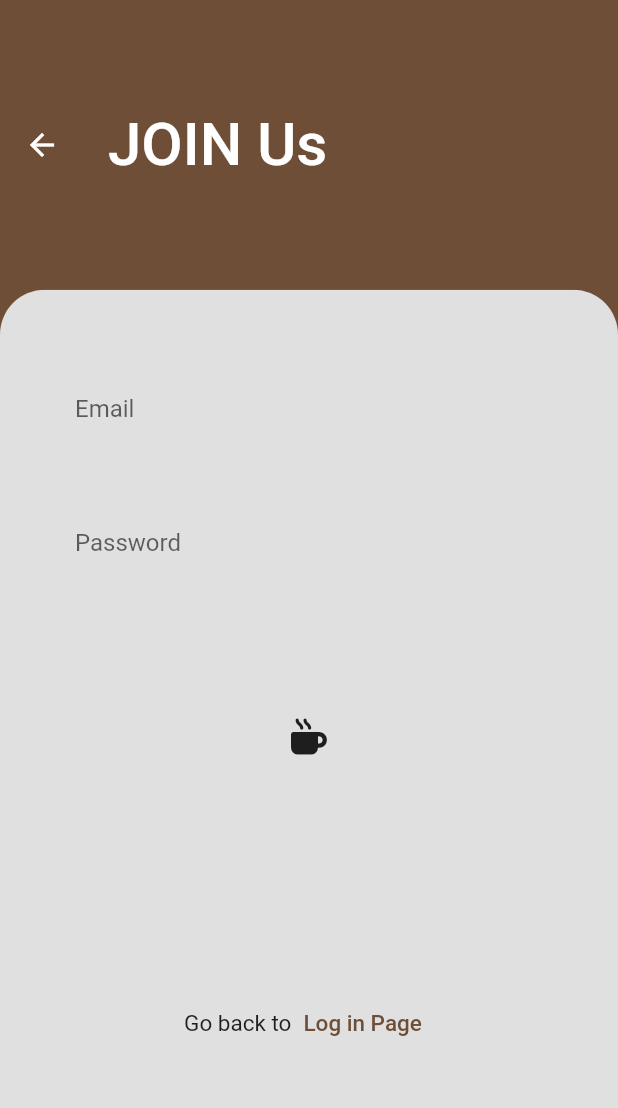
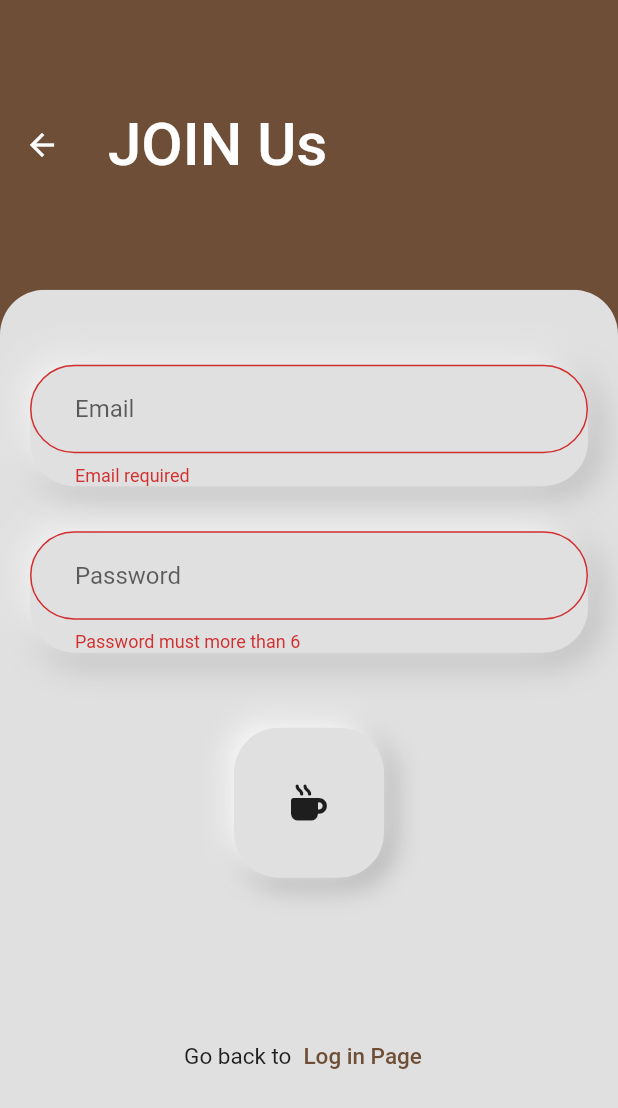
Before and after one commit to MyoThuKha/2022-workspace, a Flutter app: the Register screen opened directly with empty values, after a tap on an icon or button, on a phone screen of 412 x 824 dp. Shown: the top 1108 px of the screen. Run offline on Flutter 3.47's test engine with Material 2 defaults, Android fonts, the phone set to English and light mode, and no system bars; our stand-ins replace cloud_firestore, firebase_auth, firebase_core, floating_bottom_navigation_bar, font_awesome_flutter; accounts and stored records are empty.

Commit message:
added fbase/register

```diff
--- a/flutter/firebase_test/brew_crew/lib/Screens/AuthPage/auth_page.dart
+++ b/flutter/firebase_test/brew_crew/lib/Screens/AuthPage/auth_page.dart
@@ -1,6 +1,6 @@
 import 'package:brew_crew/Screens/AuthPage/login.dart';
 import 'package:brew_crew/Screens/AuthPage/register.dart';
-import 'package:flutter/material.dart';
+import 'package:flutter/material.dart' hide BoxDecoration, BoxShadow;
 
 class Authenticate extends StatefulWidget {
   const Authenticate({Key? key}) : super(key: key);
--- a/flutter/firebase_test/brew_crew/lib/Screens/AuthPage/register.dart
+++ b/flutter/firebase_test/brew_crew/lib/Screens/AuthPage/register.dart
@@ -1,5 +1,6 @@
 import 'package:brew_crew/Services/auth.dart';
 import 'package:brew_crew/Services/colors.dart';
+import 'package:flutter/cupertino.dart';
 import "package:flutter/material.dart";
 import 'package:font_awesome_flutter/font_awesome_flutter.dart';
 
@@ -31,6 +32,10 @@ class _RegisterState extends State<Register> {
 
   String email = "";
   String password = "";
+  String errorMessage = "";
+  bool invalidEmail = false;
+
+  final _formkey = GlobalKey<FormState>();
 
   @override
   Widget build(BuildContext context) {
@@ -67,6 +72,8 @@ class _RegisterState extends State<Register> {
           ),
           child: Center(
             child: Form(
+              key: _formkey,
+              //autovalidateMode: AutovalidateMode.onUserInteraction,
               child: Column(
                 children: <Widget>[
                   const SizedBox(height: 50),
@@ -86,8 +93,17 @@ class _RegisterState extends State<Register> {
                       //   print("Success");
                       //   print(result.uid);
                       // }
-                      print(email);
-                      print(password);
+                      if (_formkey.currentState!.validate()) {
+                        dynamic result =
+                            await _auth.CreateAccount(email, password);
+                        setState(() {
+                          invalidEmail = (result == null) ? true : false;
+                        });
+                      }
+                      await Future.delayed(const Duration(milliseconds: 800));
+                      setState(() {
+                        _isElevated = !_isElevated;
+                      });
                     },
                     child: AnimatedContainer(
                       duration: const Duration(milliseconds: 200),
@@ -110,7 +126,20 @@ class _RegisterState extends State<Register> {
                                     blurRadius: 15,
                                     spreadRadius: 1)
                               ]
-                              : null),
+                            : [
+                                BoxShadow(
+                                  color: Colors.grey[500]!,
+                                  offset: const Offset(1, 1),
+                                  blurRadius: 15,
+                                  spreadRadius: 1,
+                                ),
+                                const BoxShadow(
+                                    color: Colors.white,
+                                    offset: Offset(-1, -1),
+                                    blurRadius: 15,
+                                    spreadRadius: 1)
+                              ],
+                      ),
                       // child: Icon(
                       //   _isElevated
                       //       ? Icons.local_cafe_rounded
@@ -118,8 +147,18 @@ class _RegisterState extends State<Register> {
                       //   color: _isElevated ? Colors.black : Colors.green,
                       //   size: 30,
                       // ),
-                      child:
-                          const Center(child: FaIcon(FontAwesomeIcons.mugHot)),
+                      child: Center(
+                          child: _isElevated
+                              ? const FaIcon(FontAwesomeIcons.mugHot)
+                              : (!invalidEmail
+                                  ? const Icon(
+                                      CupertinoIcons.checkmark_alt,
+                                      color: Colors.green,
+                                    )
+                                  : const Icon(
+                                      CupertinoIcons.clear_thick,
+                                      color: Colors.red,
+                                    ))),
                     ),
                   ),
                   Expanded(
@@ -159,8 +198,7 @@ class _RegisterState extends State<Register> {
       decoration: BoxDecoration(
         color: Colors.grey[300],
         borderRadius: BorderRadius.circular(30),
-          boxShadow: _isElevated
-              ? [
+        boxShadow: [
           BoxShadow(
             color: Colors.grey[500]!,
             offset: const Offset(4, 4),
@@ -172,20 +210,34 @@ class _RegisterState extends State<Register> {
               offset: Offset(-4, -4),
               blurRadius: 20,
               spreadRadius: 0.5)
-                ]
-              : null),
+        ],
+      ),
       child: TextFormField(
         cursorColor: Colors.black,
         obscureText: isPassword ? true : false,
+        keyboardType: !isPassword
+            ? TextInputType.emailAddress
+            : TextInputType.visiblePassword,
         decoration: InputDecoration(
           hintText: hintText,
           fillColor: milkColor,
           filled: true,
+          border: customFocusBorder(),
           focusedBorder: customFocusBorder(),
           enabledBorder: customBorder(),
           contentPadding:
               const EdgeInsets.symmetric(horizontal: 30, vertical: 20),
+          focusedErrorBorder: customFocusBorder(),
         ),
+        validator: (val) {
+          return isPassword
+              ? (val!.length < 6 ? "Password must more than 6" : null)
+              : (val!.isEmpty
+                  ? "Email required"
+                  : invalidEmail
+                      ? "Invalid Email"
+                      : null);
+        },
         onChanged: (val) {
           setState(() {
             isPassword ? password = val : email = val;
--- a/flutter/firebase_test/brew_crew/lib/Screens/wrapper.dart
+++ b/flutter/firebase_test/brew_crew/lib/Screens/wrapper.dart
@@ -11,5 +11,6 @@ class Wrapper extends StatelessWidget {
   Widget build(BuildContext context) {
     final userData = Provider.of<UserModel?>(context);
     return userData == null ? const Authenticate() : const TogglePages();
+    //return TogglePages();
   }
 }
--- a/flutter/firebase_test/brew_crew/lib/Services/auth.dart
+++ b/flutter/firebase_test/brew_crew/lib/Services/auth.dart
@@ -29,6 +29,16 @@ class AuthService {
   //Sign in with email
 
   //Register
+  Future CreateAccount(String email, String password) async {
+    try {
+      UserCredential result = await _auth.createUserWithEmailAndPassword(
+          email: email, password: password);
+      return _getUId(result.user);
+    } catch (e) {
+      print(e.toString());
+      return null;
+    }
+  }
 
   //Signout
   Future signOut() async {
--- a/flutter/firebase_test/brew_crew/pubspec.yaml
+++ b/flutter/firebase_test/brew_crew/pubspec.yaml
@@ -39,6 +39,7 @@ dependencies:
   firebase_core: ^1.18.0
   provider: ^6.0.3
   font_awesome_flutter: ^10.1.0
+  flutter_inset_box_shadow: ^1.0.8
 
 dev_dependencies:
   flutter_test:
```
Also changed, not shown: flutter/firebase_test/brew_crew/lib/Screens/AuthPage/login.dart (+25 -9 lines), flutter/firebase_test/brew_crew/lib/Screens/Pages/home.dart (+5 -5 lines), flutter/firebase_test/brew_crew/pubspec.lock. Lines whose indentation alone changed are shown as unchanged.
